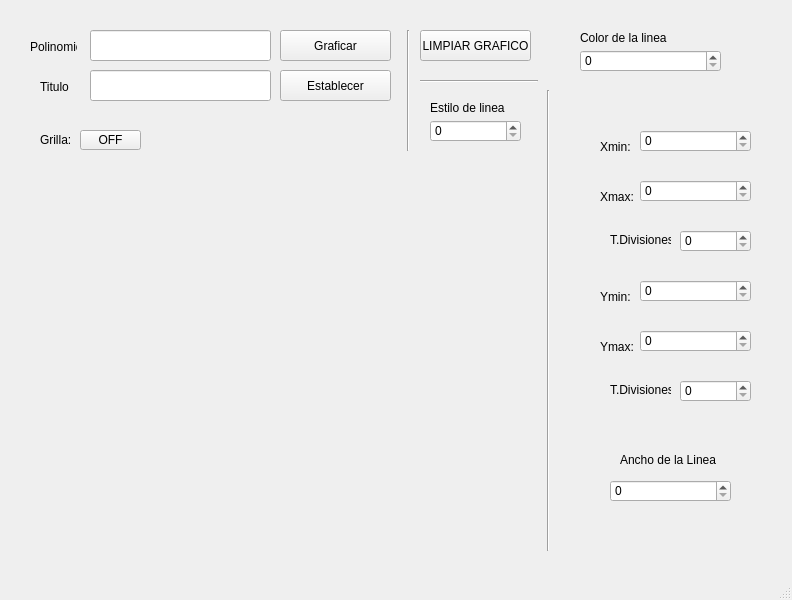
Above: unidad 4/P2_Graficacion/Plantilla_Grafica.ui from ManuelAlvi25/PIP_2025_1_Eq2 before the change. Below: the same form after it.
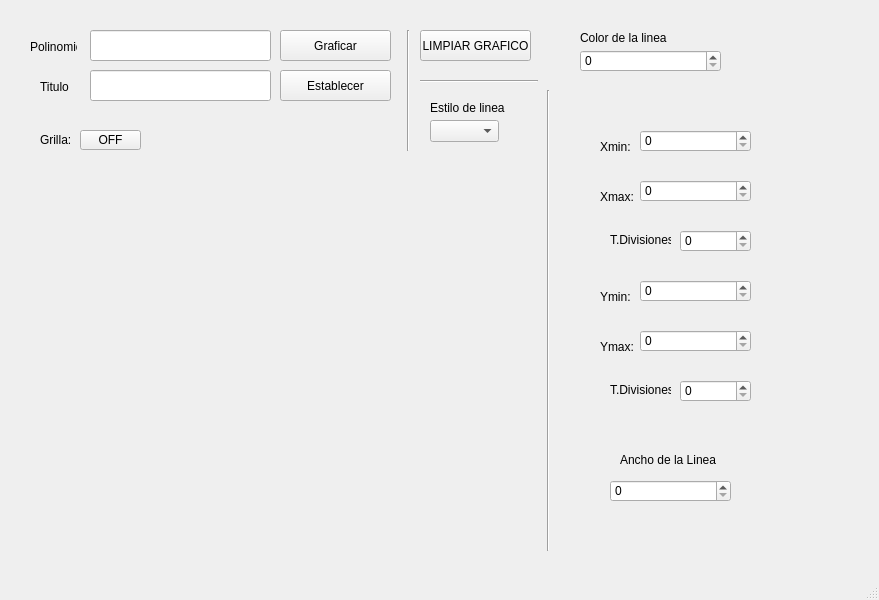
That is the form after the change. Icons and pictures are not drawn.

Diff of the .ui file:
```diff
--- a/unidad 4/P2_Graficacion/Plantilla_Grafica.ui
+++ b/unidad 4/P2_Graficacion/Plantilla_Grafica.ui
@@ -6,7 +6,7 @@
    <rect>
     <x>0</x>
     <y>0</y>
-    <width>792</width>
+    <width>879</width>
     <height>600</height>
    </rect>
   </property>
@@ -151,16 +151,6 @@
      <string>Estilo de linea</string>
     </property>
    </widget>
-   <widget class="QSpinBox" name="sp_estilo">
-    <property name="geometry">
-     <rect>
-      <x>430</x>
-      <y>120</y>
-      <width>91</width>
-      <height>22</height>
-     </rect>
-    </property>
-   </widget>
    <widget class="QSpinBox" name="sp_color">
     <property name="geometry">
      <rect>
@@ -382,6 +372,73 @@
      <string>OFF</string>
     </property>
    </widget>
+   <widget class="QLabel" name="label_13">
+    <property name="geometry">
+     <rect>
+      <x>0</x>
+      <y>-10</y>
+      <width>91</width>
+      <height>51</height>
+     </rect>
+    </property>
+    <property name="text">
+     <string/>
+    </property>
+    <property name="pixmap">
+     <pixmap resource="../../archivos/recursos.qrc">:/Logos/escudo_imagotipoUAT.png</pixmap>
+    </property>
+    <property name="scaledContents">
+     <bool>true</bool>
+    </property>
+   </widget>
+   <widget class="QLabel" name="label_14">
+    <property name="geometry">
+     <rect>
+      <x>770</x>
+      <y>0</y>
+      <width>101</width>
+      <height>71</height>
+     </rect>
+    </property>
+    <property name="text">
+     <string/>
+    </property>
+    <property name="pixmap">
+     <pixmap resource="../../archivos/recursos.qrc">:/Ejercicios/fians.png</pixmap>
+    </property>
+    <property name="scaledContents">
+     <bool>true</bool>
+    </property>
+   </widget>
+   <widget class="QLabel" name="label_15">
+    <property name="geometry">
+     <rect>
+      <x>780</x>
+      <y>490</y>
+      <width>81</width>
+      <height>61</height>
+     </rect>
+    </property>
+    <property name="text">
+     <string/>
+    </property>
+    <property name="pixmap">
+     <pixmap resource="../../archivos/recursos.qrc">:/Ejercicios/56f38-batman-logo-png-transparent-free.png</pixmap>
+    </property>
+    <property name="scaledContents">
+     <bool>true</bool>
+    </property>
+   </widget>
+   <widget class="QComboBox" name="sp_estilo">
+    <property name="geometry">
+     <rect>
+      <x>430</x>
+      <y>120</y>
+      <width>69</width>
+      <height>22</height>
+     </rect>
+    </property>
+   </widget>
   </widget>
   <widget class="QMenuBar" name="menubar">
    <property name="geometry">
```
Left out of the diff: 6 changed lines with no effect on the pictures.
